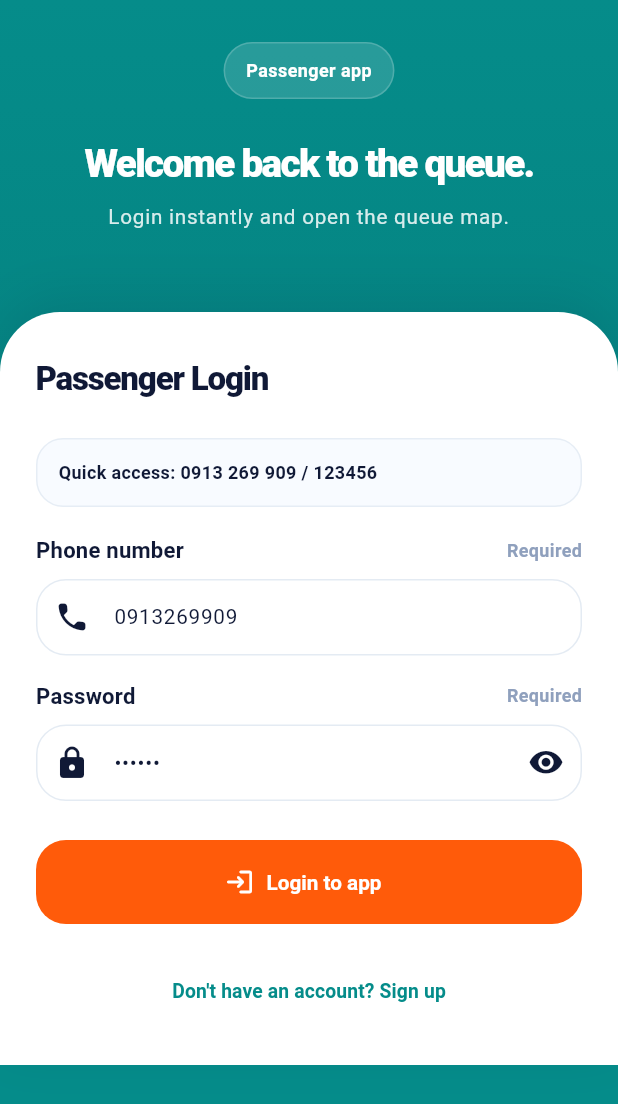
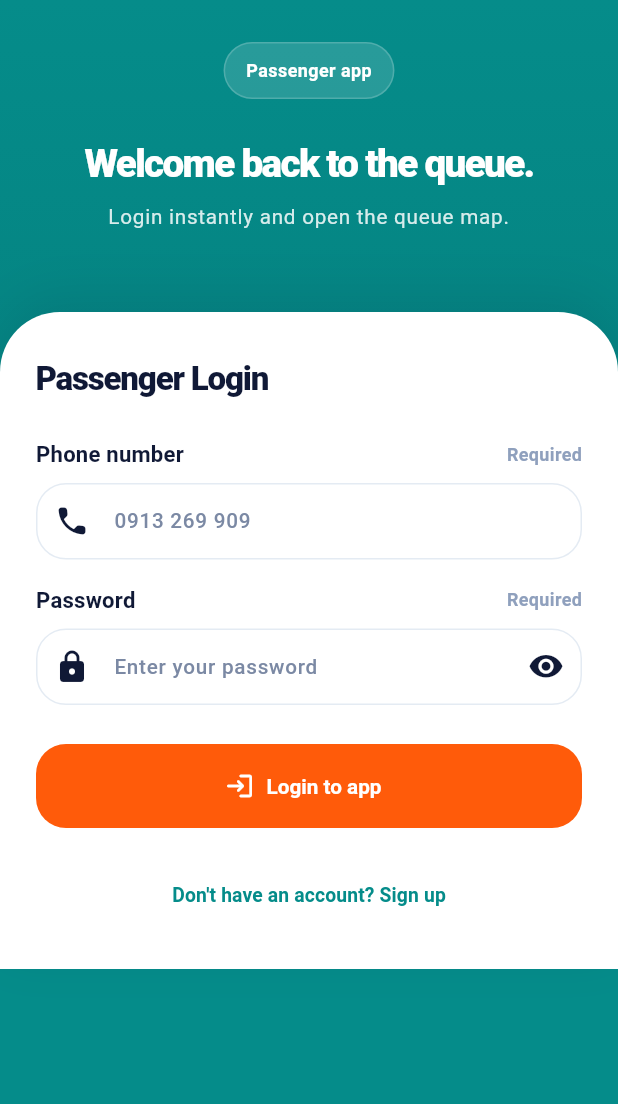
Before and after one commit to fabulous-abel/self-1, a Flutter app: the screen it shows after launch, on a phone screen of 412 x 824 dp. Shown: the top 1104 px of the screen. Run offline on Flutter 3.47's test engine with Material 3 defaults, Android fonts, the phone set to English and light mode, and no system bars; our stand-ins replace cloud_firestore, dio, firebase_core, flutter_dotenv, flutter_map, hive_flutter and 2 more; accounts and stored records are empty.

Commit message:
new last for thursday

```diff
--- a/passenger/lib/core/services/local_auth_service.dart
+++ b/passenger/lib/core/services/local_auth_service.dart
@@ -16,7 +16,7 @@ class PassengerLocalAuthService {
 
     if (user == null || user['password'] != password) {
       throw Exception(
-        'Account not found or password is incorrect. Use the demo account or sign up first.',
+        'Account not found or password is incorrect. Sign up first if you do not have an account.',
       );
     }
 
@@ -61,12 +61,6 @@ class PassengerLocalAuthService {
   Future<void> _ensureSeedData(Box<dynamic> box) async {
     final users = _readUsers(box);
     if (users.isNotEmpty) return;
-
-    users['+251913269909'] = {
-      'password': '123456',
-      'fullName': 'Passenger Demo',
-      'email': _buildEmail('+251913269909'),
-    };
     await box.put(_usersKey, users);
   }
 
--- a/passenger/lib/features/auth/login_screen.dart
+++ b/passenger/lib/features/auth/login_screen.dart
@@ -30,8 +30,8 @@ class _LoginScreenState extends State<LoginScreen> {
   @override
   void initState() {
     super.initState();
-    _phoneController = TextEditingController(text: '0913269909');
-    _passwordController = TextEditingController(text: '123456');
+    _phoneController = TextEditingController();
+    _passwordController = TextEditingController();
     _confirmPasswordController = TextEditingController();
   }
 
@@ -248,24 +248,6 @@ class _LoginScreenState extends State<LoginScreen> {
               ),
             ),
             SizedBox(height: compact ? 22 : 26),
-            Container(
-              width: double.infinity,
-              padding: const EdgeInsets.all(14),
-              decoration: BoxDecoration(
-                color: const Color(0xFFF8FBFF),
-                borderRadius: BorderRadius.circular(18),
-                border: Border.all(color: const Color(0xFFE6EDF5)),
-              ),
-              child: const Text(
-                'Quick access: 0913 269 909 / 123456',
-                style: TextStyle(
-                  fontSize: 13,
-                  fontWeight: FontWeight.w700,
-                  color: PassengerColors.ink,
-                ),
-              ),
-            ),
-            const SizedBox(height: 18),
             _FieldLabel(label: 'Phone number', trailing: 'Required'),
             const SizedBox(height: 8),
             TextFormField(
@@ -360,8 +342,8 @@ class _LoginScreenState extends State<LoginScreen> {
                     _isLogin = !_isLogin;
                     _formKey.currentState?.reset();
                     if (_isLogin) {
-                      _phoneController.text = '0913269909';
-                      _passwordController.text = '123456';
+                      _phoneController.clear();
+                      _passwordController.clear();
                     } else {
                       _phoneController.clear();
                       _passwordController.clear();
```
Also changed, not shown: driver/lib/features/auth/driver_login_screen.dart (+4 -23 lines), 2 other files.
